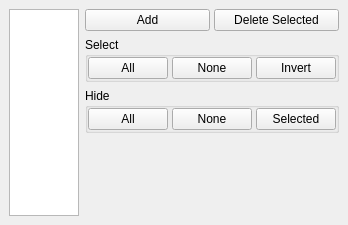
trisyoungs/aten, file branches/regui/src/gui/glyphs.ui: the form before one commit.
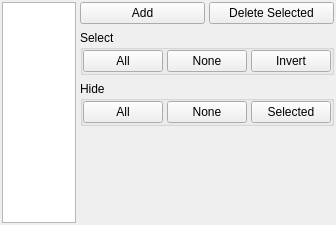
The form after the commit.

```diff
--- a/branches/regui/src/gui/glyphs.ui
+++ b/branches/regui/src/gui/glyphs.ui
@@ -14,10 +14,10 @@
   </property>
   <layout class="QHBoxLayout" >
    <property name="margin" >
-    <number>9</number>
+    <number>2</number>
    </property>
    <property name="spacing" >
-    <number>6</number>
+    <number>4</number>
    </property>
    <item>
     <widget class="QListWidget" name="GlyphList" />
```
